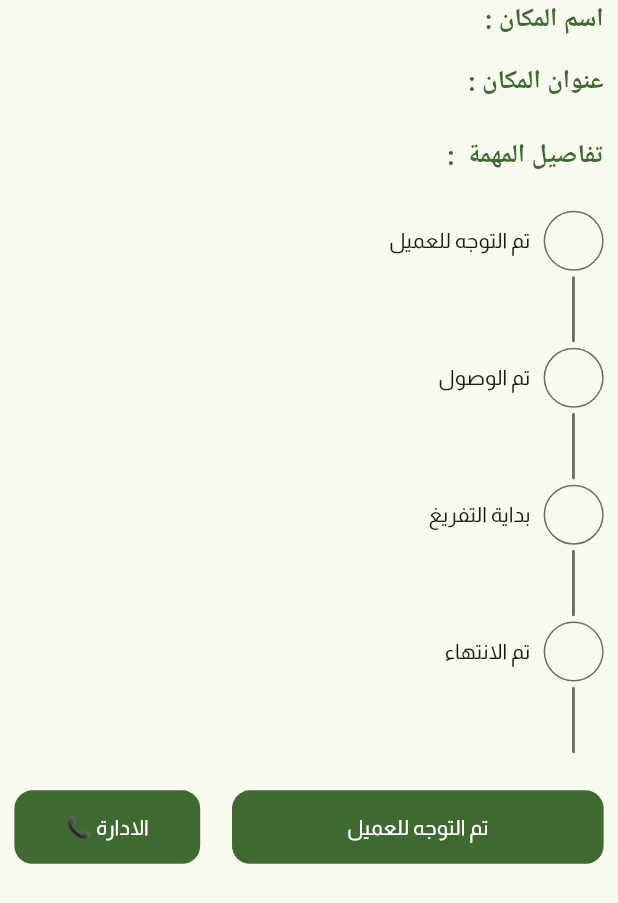
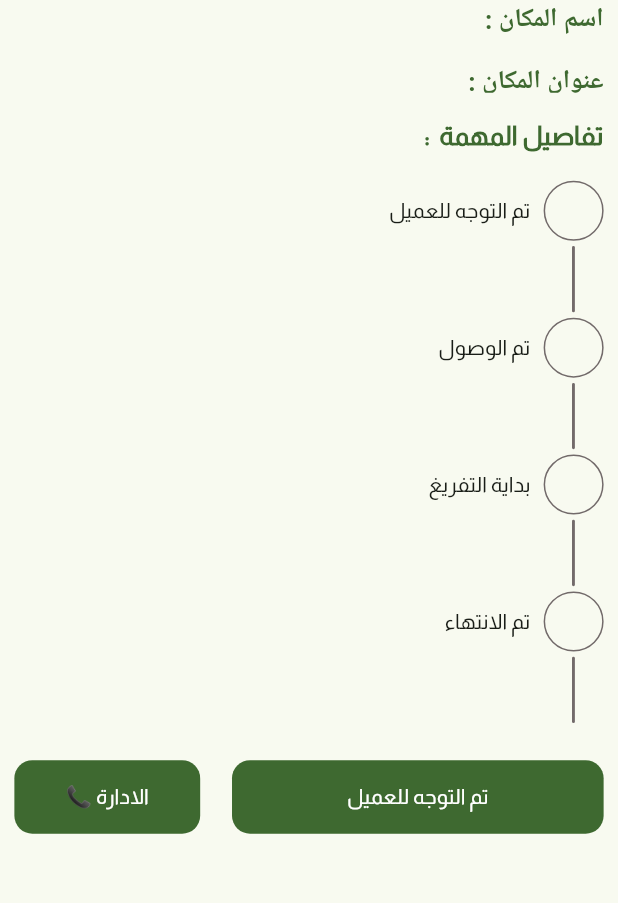
Before and after one commit to ibrahimMedhat-1/CleanTechApp, a Flutter app: the TaskDetailsBody widget shown alone on an empty page, opened directly with empty values, on a phone screen of 412 x 824 dp. Shown: the top 903 px of the screen. Run offline on Flutter 3.47's test engine with Material 3 defaults, Android fonts, the phone set to English and light mode, and no system bars; our stand-ins replace bloc, curved_navigation_bar, dartz, dio, flutter_bloc, flutter_screenutil and 6 more; accounts and stored records are empty; network calls fail; project files that could hold a hidden picture were left out.

Commit message:
fix issue to display task details text

```diff
--- a/lib/src/core/customs/base_text.dart
+++ b/lib/src/core/customs/base_text.dart
@@ -28,8 +28,9 @@ class BaseText extends StatelessWidget {
             ),
             TextSpan(
               text: subTitle,
+
               style: FontStyles.interSize13_400Black
-                  .copyWith(fontSize: subTitleFontSize ?? 16.sp),
+                  .copyWith(fontSize: subTitleFontSize ?? 16.sp,overflow: TextOverflow.ellipsis ),
             ),
           ],
         ),
--- a/lib/src/feature/task_details/presentation/widgets/task_details_body.dart
+++ b/lib/src/feature/task_details/presentation/widgets/task_details_body.dart
@@ -16,7 +16,7 @@ class TaskDetailsBody extends StatelessWidget {
           crossAxisAlignment: CrossAxisAlignment.start,
           children: [
             SizedBox(
-              height: 140.h,
+              height: 70.h,
               child: Column(
                 crossAxisAlignment: CrossAxisAlignment.start,
                 children: [
@@ -34,13 +34,41 @@ class TaskDetailsBody extends StatelessWidget {
                     title: AppStrings.placeAddress.tr(context),
                     subTitle: item.address ?? '',
                   ),
-                  19.isHeight,
-                  BaseText(
-                    title: "${AppStrings.taskDetails.tr(context)} : ",
-                    subTitle: item.description ?? '',
-                  ),
+
+
+                  // BaseText(
+                  //     title: "${AppStrings.taskDetails.tr(context)} :mmnn ",
+                  //     subTitle:
+                  // ),
                 ],
               ),
+            ),
+            19.isHeight,
+            Row(
+              children: [
+                Text(
+                  "${AppStrings.taskDetails.tr(context)} : ",
+                  style: FontStyles.interSize18_400Primary.copyWith(
+                    fontSize: 18.sp,
+                    color: AppColors.primary,
+                    // overflow: TextOverflow.clip,
+                  ),
+                ),
+                ConstrainedBox(
+                  constraints: BoxConstraints(
+                    maxWidth: MediaQuery.of(context).size.width * 0.45,
+                  ),
+                  child: Text(
+                    (item.description ?? ''),
+                    maxLines: 3,
+                    style: FontStyles.interSize13_400Black.copyWith(
+                        fontSize: 16.sp,
+
+                        // overflow: TextOverflow.ellipsis,
+                    ),
+                  ),
+                )
+              ],
             ),
             19.isHeight,
             BlocBuilder(
```
